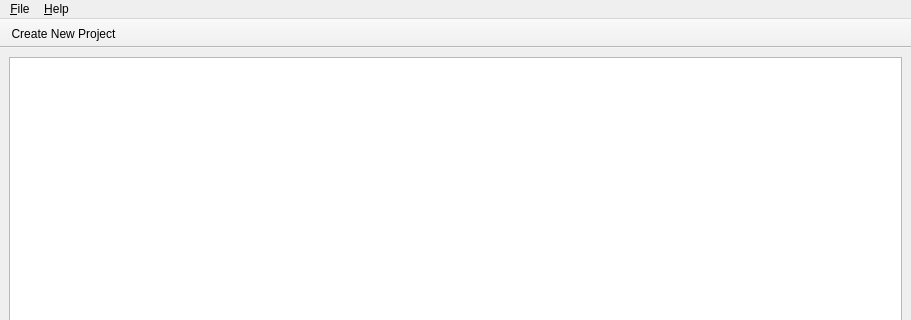
The window that source/main_window.ui (jansorg/tom-ui) describes before a commit, drawn with Qt 5; both pictures show x 0 to 911 and y 0 to 320 of the 911 by 772 pixel window.
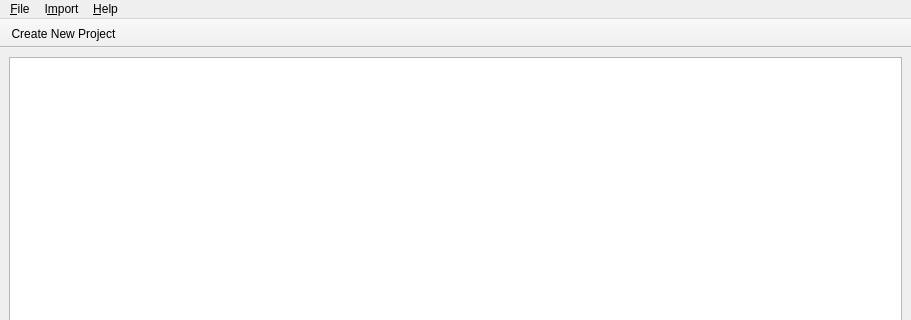
The same window after the commit. Icons and pictures are not drawn. Custom widgets are drawn as their Qt base class.

Commit message: import Mac time tracker

```diff
--- a/source/main_window.ui
+++ b/source/main_window.ui
@@ -100,7 +100,14 @@
     </property>
     <addaction name="actionHelpAbout"/>
    </widget>
+   <widget class="QMenu" name="menuImport">
+    <property name="title">
+     <string>I&amp;mport</string>
+    </property>
+    <addaction name="actionImportMacTimeTracker"/>
+   </widget>
    <addaction name="menuFile"/>
+   <addaction name="menuImport"/>
    <addaction name="menu_Help"/>
   </widget>
   <widget class="QToolBar" name="toolBar">
```
Left out of the diff: 25 changed lines with no effect on the pictures. The commit also changes 6 other files.
